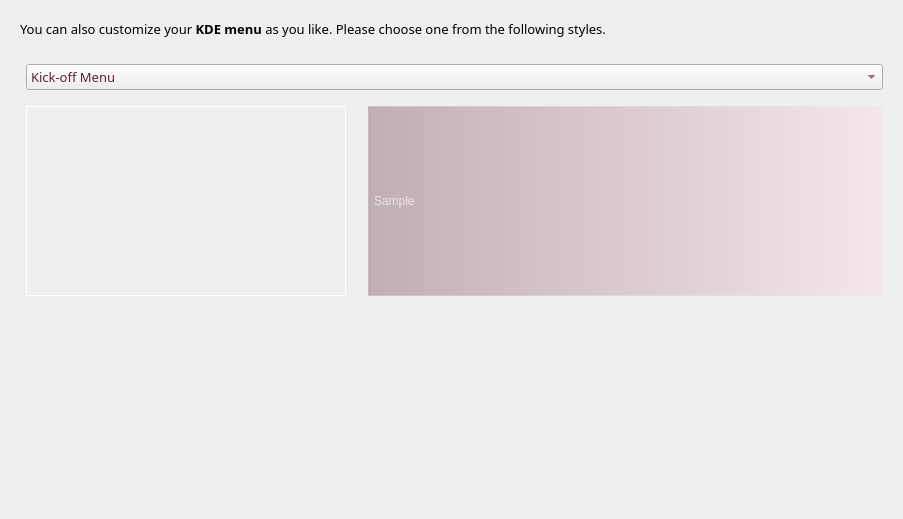
Before: the Qt Designer form kde/kaptan/src/gui/menuWidget.ui in pars-linux/uludag, drawn with Qt 5.
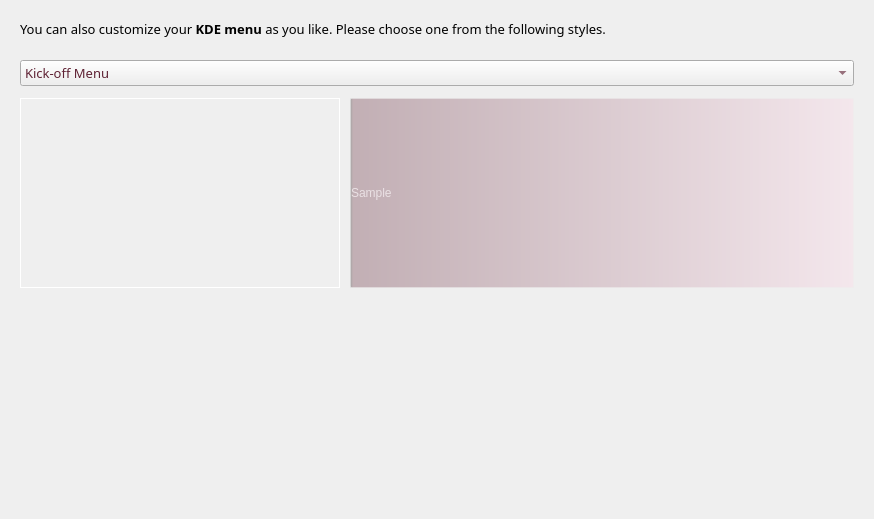
After: the same form once the commit is applied.

Commit message: fix style screen, fix wallpaper screen, change button styles, add icon

```diff
--- a/kde/kaptan/src/gui/menuWidget.ui
+++ b/kde/kaptan/src/gui/menuWidget.ui
@@ -6,7 +6,7 @@
    <rect>
     <x>0</x>
     <y>0</y>
-    <width>903</width>
+    <width>874</width>
     <height>519</height>
    </rect>
   </property>
@@ -20,18 +20,19 @@
    <string>Menu</string>
   </property>
   <property name="styleSheet">
-   <string notr="true">
-QLabel#labelMenuDescription{
-     border-style: outset;
-     border-color: beige;
-     border-width: 1px;
-}</string>
+   <string notr="true"/>
   </property>
   <layout class="QGridLayout" name="gridLayout">
+   <property name="horizontalSpacing">
+    <number>0</number>
+   </property>
+   <property name="verticalSpacing">
+    <number>2</number>
+   </property>
    <property name="margin">
     <number>20</number>
    </property>
-   <item row="0" column="0" colspan="4">
+   <item row="0" column="0" colspan="3">
     <widget class="QLabel" name="description">
      <property name="font">
       <font>
@@ -50,94 +51,7 @@
      </property>
     </widget>
    </item>
-   <item row="4" column="1">
-    <widget class="QLabel" name="pictureMenuStyles">
-     <property name="sizePolicy">
-      <sizepolicy hsizetype="Fixed" vsizetype="Fixed">
-       <horstretch>0</horstretch>
-       <verstretch>0</verstretch>
-      </sizepolicy>
-     </property>
-     <property name="minimumSize">
-      <size>
-       <width>320</width>
-       <height>190</height>
-      </size>
-     </property>
-     <property name="maximumSize">
-      <size>
-       <width>320</width>
-       <height>190</height>
-      </size>
-     </property>
-     <property name="font">
-      <font>
-       <family>URW Gothic L</family>
-       <pointsize>10</pointsize>
-      </font>
-     </property>
-     <property name="styleSheet">
-      <string>#pictureMenuStyles{
-border: 1px solid rgb(255, 255, 255);
-}</string>
-     </property>
-     <property name="frameShape">
-      <enum>QFrame::NoFrame</enum>
-     </property>
-     <property name="text">
-      <string/>
-     </property>
-     <property name="scaledContents">
-      <bool>false</bool>
-     </property>
-     <property name="wordWrap">
-      <bool>true</bool>
-     </property>
-    </widget>
-   </item>
-   <item row="4" column="3">
-    <widget class="QLabel" name="labelMenuDescription">
-     <property name="sizePolicy">
-      <sizepolicy hsizetype="Expanding" vsizetype="Preferred">
-       <horstretch>0</horstretch>
-       <verstretch>0</verstretch>
-      </sizepolicy>
-     </property>
-     <property name="minimumSize">
-      <size>
-       <width>0</width>
-       <height>122</height>
-      </size>
-     </property>
-     <property name="font">
-      <font>
-       <pointsize>9</pointsize>
-      </font>
-     </property>
-     <property name="styleSheet">
-      <string notr="true">background-color: qlineargradient(spread:pad, x1:0, y1:0, x2:1, y2:0, stop:0 rgba(0, 0, 0, 81), stop:0.00537634 rgba(95, 34, 52, 80), stop:1 rgba(255, 213, 230, 80));
-border: 1px solid rgb(236, 236, 236, 80);
-padding:5px;
-color: rgb(234, 225, 228);</string>
-     </property>
-     <property name="text">
-      <string>Sample</string>
-     </property>
-     <property name="scaledContents">
-      <bool>false</bool>
-     </property>
-     <property name="wordWrap">
-      <bool>true</bool>
-     </property>
-     <property name="margin">
-      <number>10</number>
-     </property>
-     <property name="indent">
-      <number>0</number>
-     </property>
-    </widget>
-   </item>
-   <item row="2" column="1" colspan="3">
+   <item row="2" column="0" colspan="3">
     <widget class="QComboBox" name="menuStyles">
      <property name="font">
       <font>
@@ -181,7 +95,7 @@
      </property>
     </spacer>
    </item>
-   <item row="5" column="0" colspan="4">
+   <item row="5" column="0" colspan="3">
     <spacer name="verticalSpacer_5">
      <property name="orientation">
       <enum>Qt::Vertical</enum>
@@ -197,22 +111,6 @@
      </property>
     </spacer>
    </item>
-   <item row="4" column="2">
-    <spacer name="horizontalSpacer">
-     <property name="orientation">
-      <enum>Qt::Horizontal</enum>
-     </property>
-     <property name="sizeType">
-      <enum>QSizePolicy::Fixed</enum>
-     </property>
-     <property name="sizeHint" stdset="0">
-      <size>
-       <width>10</width>
-       <height>20</height>
-      </size>
-     </property>
-    </spacer>
-   </item>
    <item row="3" column="1">
     <spacer name="verticalSpacer">
      <property name="orientation">
@@ -229,6 +127,114 @@
      </property>
     </spacer>
    </item>
+   <item row="4" column="0" colspan="3">
+    <widget class="QGroupBox" name="groupBox">
+     <property name="styleSheet">
+      <string notr="true">border: 0px</string>
+     </property>
+     <property name="title">
+      <string/>
+     </property>
+     <property name="flat">
+      <bool>true</bool>
+     </property>
+     <layout class="QHBoxLayout" name="horizontalLayout">
+      <property name="spacing">
+       <number>10</number>
+      </property>
+      <property name="margin">
+       <number>0</number>
+      </property>
+      <item>
+       <widget class="QLabel" name="pictureMenuStyles">
+        <property name="sizePolicy">
+         <sizepolicy hsizetype="Fixed" vsizetype="Fixed">
+          <horstretch>0</horstretch>
+          <verstretch>0</verstretch>
+         </sizepolicy>
+        </property>
+        <property name="minimumSize">
+         <size>
+          <width>320</width>
+          <height>190</height>
+         </size>
+        </property>
+        <property name="maximumSize">
+         <size>
+          <width>320</width>
+          <height>190</height>
+         </size>
+        </property>
+        <property name="font">
+         <font>
+          <family>URW Gothic L</family>
+          <pointsize>10</pointsize>
+         </font>
+        </property>
+        <property name="styleSheet">
+         <string notr="true">#pictureMenuStyles{
+border: 1px solid rgb(255, 255, 255);
+}</string>
+        </property>
+        <property name="frameShape">
+         <enum>QFrame::NoFrame</enum>
+        </property>
+        <property name="text">
+         <string/>
+        </property>
+        <property name="scaledContents">
+         <bool>false</bool>
+        </property>
+        <property name="wordWrap">
+         <bool>true</bool>
+        </property>
+       </widget>
+      </item>
+      <item>
+       <widget class="QLabel" name="labelMenuDescription">
+        <property name="sizePolicy">
+         <sizepolicy hsizetype="Expanding" vsizetype="Preferred">
+          <horstretch>0</horstretch>
+          <verstretch>0</verstretch>
+         </sizepolicy>
+        </property>
+        <property name="minimumSize">
+         <size>
+          <width>0</width>
+          <height>0</height>
+         </size>
+        </property>
+        <property name="font">
+         <font>
+          <pointsize>9</pointsize>
+         </font>
+        </property>
+        <property name="styleSheet">
+         <string notr="true">background-color: qlineargradient(spread:pad, x1:0, y1:0, x2:1, y2:0, stop:0 rgba(0, 0, 0, 81), stop:0.00537634 rgba(95, 34, 52, 80), stop:1 rgba(255, 213, 230, 80));
+border: 1px solid rgb(236, 236, 236, 80);
+border-radius:1px;
+color: rgb(234, 225, 228);</string>
+        </property>
+        <property name="text">
+         <string>Sample</string>
+        </property>
+        <property name="scaledContents">
+         <bool>false</bool>
+        </property>
+        <property name="wordWrap">
+         <bool>true</bool>
+        </property>
+        <property name="margin">
+         <number>20</number>
+        </property>
+        <property name="indent">
+         <number>0</number>
+        </property>
+       </widget>
+      </item>
+     </layout>
+    </widget>
+   </item>
   </layout>
  </widget>
  <resources/>
```
The commit also changes 6 other files.
